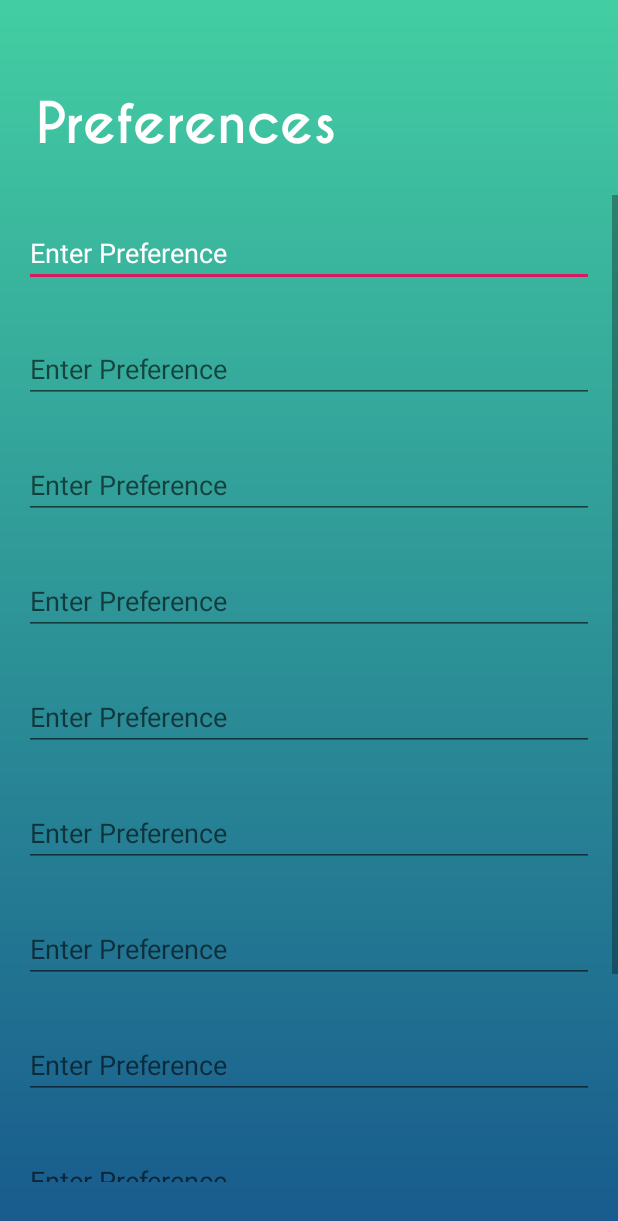
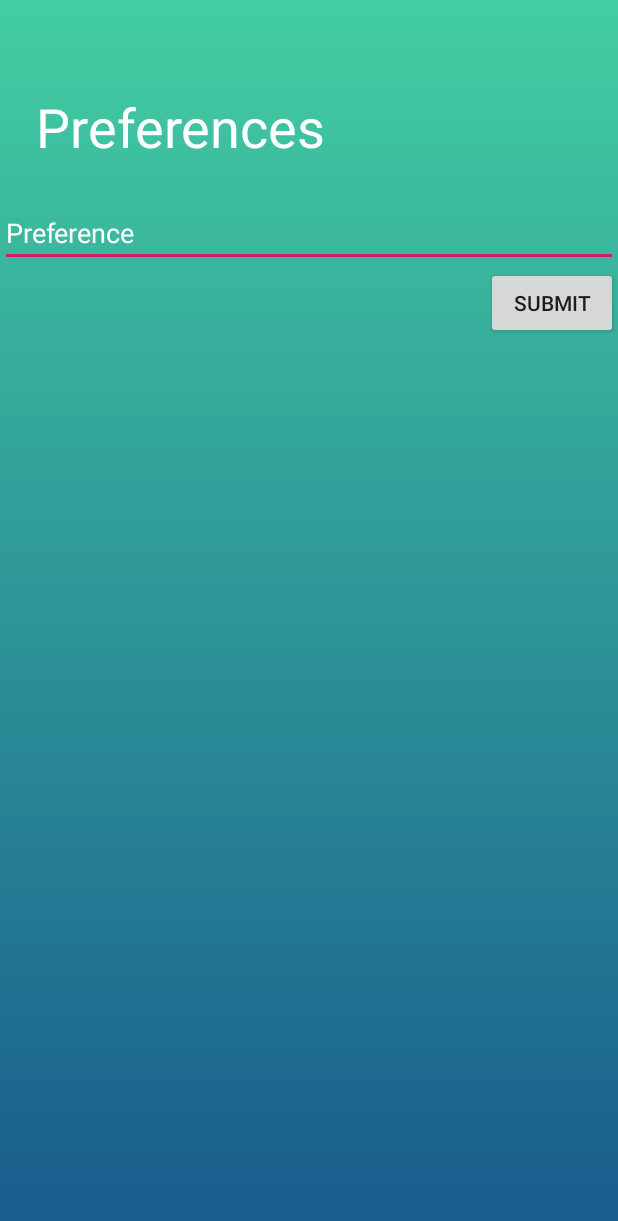
Before and after one commit to shivumgrover7/Drozee1.1, an Android app: the PreferencesActivity screen opened directly, with no data from a screen before it, on a phone screen of 412 x 824 dp. Shown: the top 1221 px of the screen. Run offline under Robolectric (Android 15) with nearby library versions, the phone set to English and light mode, and no system bars.

Commit message:
Update PreferencesActivity to use RecyclerView and Gradient

```diff
--- a/app/build.gradle
+++ b/app/build.gradle
@@ -22,6 +22,10 @@ dependencies {
     implementation fileTree(dir: 'libs', include: ['*.jar'])
     implementation 'com.android.support:appcompat-v7:27.1.1'
     implementation 'com.android.support.constraint:constraint-layout:1.1.3'
+    implementation 'com.android.support:recyclerview-v7:27.1.1'
+//    implementation 'com.android.support:recyclerview-v7:27.0.2'
+//    implementation 'com.android.support:recyclerview-v7:27.0.1'
+//    implementation 'com.android.support:recyclerview-v7:27.0.0'
     testImplementation 'junit:junit:4.12'
     androidTestImplementation 'com.android.support.test:runner:1.0.2'
     androidTestImplementation 'com.android.support.test.espresso:espresso-core:3.0.2'
--- a/app/src/main/java/com/drozee/drozeebvest/PreferencesActivity.java
+++ b/app/src/main/java/com/drozee/drozeebvest/PreferencesActivity.java
@@ -3,6 +3,8 @@ package com.drozee.drozeebvest;
 import android.graphics.Typeface;
 import android.support.v7.app.AppCompatActivity;
 import android.os.Bundle;
+import android.support.v7.widget.LinearLayoutManager;
+import android.support.v7.widget.RecyclerView;
 import android.view.View;
 import android.widget.Button;
 import android.widget.EditText;
@@ -11,53 +13,76 @@ import android.widget.TextView;
 import java.util.ArrayList;
 
 public class PreferencesActivity extends AppCompatActivity {
+    ArrayList<String> pref = new ArrayList<String>();
+    RecyclerViewAdapter viewAdapter = new RecyclerViewAdapter(this, pref);
 
     @Override
     protected void onCreate(Bundle savedInstanceState) {
         super.onCreate(savedInstanceState);
         setContentView(R.layout.activity_preferences);
-        //Set Custom Font
-        TextView prefTV = (TextView) findViewById(R.id.prefTV);
-        Typeface myCustomFont = Typeface.createFromAsset(getAssets(), "CaviarDreams_Bold.ttf");
-        prefTV.setTypeface(myCustomFont);
-        //Find Submit Button
-        Button submitPref = (Button)findViewById(R.id.prefSubmitbtn);
-        final ArrayList<String> preferences = new ArrayList<String>();
-        submitPref.setOnClickListener(new View.OnClickListener() {
+
+        RecyclerView recyclerView = (RecyclerView) findViewById(R.id.prefRV);
+        RecyclerView.LayoutManager mLayoutManager = new LinearLayoutManager(this);
+        recyclerView.setLayoutManager(mLayoutManager);
+        recyclerView.setAdapter(viewAdapter);
+
+        Button submit = (Button)findViewById(R.id.submitBTN);
+        final EditText prefET = (EditText)findViewById(R.id.prefET);
+        submit.setOnClickListener(new View.OnClickListener() {
             @Override
             public void onClick(View v) {
-
-                    EditText editText1 = (EditText)findViewById(R.id.ET1);
-                    preferences.add(editText1.getText().toString());
-
-                    EditText editText2 = (EditText)findViewById(R.id.ET2);
-                    preferences.add(editText2.getText().toString());
-
-                    EditText editText3 = (EditText)findViewById(R.id.ET3);
-                    preferences.add(editText3.getText().toString());
-
-                    EditText editText4 = (EditText)findViewById(R.id.ET4);
-                    preferences.add(editText4.getText().toString());
-
-                    EditText editText5 = (EditText)findViewById(R.id.ET5);
-                    preferences.add(editText5.getText().toString());
-
-                    EditText editText6 = (EditText)findViewById(R.id.ET6);
-                    preferences.add(editText6.getText().toString());
-
-                    EditText editText7 = (EditText)findViewById(R.id.ET7);
-                    preferences.add(editText7.getText().toString());
-
-                    EditText editText8 = (EditText)findViewById(R.id.ET8);
-                    preferences.add(editText8.getText().toString());
-
-                    EditText editText9 = (EditText)findViewById(R.id.ET9);
-                    preferences.add(editText9.getText().toString());
-
-                    EditText editText10 = (EditText)findViewById(R.id.ET10);
-                    preferences.add(editText10.getText().toString());
+                pref.add(prefET.getText().toString());
+                prefET.setText("");
+                viewAdapter.notifyDataSetChanged();
             }
         });
 
+
+
+
+
+        //Set Custom Font
+        //TextView prefTV = (TextView) findViewById(R.id.prefTV);
+        Typeface myCustomFont = Typeface.createFromAsset(getAssets(), "CaviarDreams_Bold.ttf");
+        //prefTV.setTypeface(myCustomFont);
+        //Find Submit Button
+//        Button submitPref = (Button)findViewById(R.id.prefSubmitbtn);
+//        final ArrayList<String> preferences = new ArrayList<String>();
+//        submitPref.setOnClickListener(new View.OnClickListener() {
+//            @Override
+//            public void onClick(View v) {
+//
+//                    EditText editText1 = (EditText)findViewById(R.id.ET1);
+//                    preferences.add(editText1.getText().toString());
+//
+//                    EditText editText2 = (EditText)findViewById(R.id.ET2);
+//                    preferences.add(editText2.getText().toString());
+//
+//                    EditText editText3 = (EditText)findViewById(R.id.ET3);
+//                    preferences.add(editText3.getText().toString());
+//
+//                    EditText editText4 = (EditText)findViewById(R.id.ET4);
+//                    preferences.add(editText4.getText().toString());
+//
+//                    EditText editText5 = (EditText)findViewById(R.id.ET5);
+//                    preferences.add(editText5.getText().toString());
+//
+//                    EditText editText6 = (EditText)findViewById(R.id.ET6);
+//                    preferences.add(editText6.getText().toString());
+//
+//                    EditText editText7 = (EditText)findViewById(R.id.ET7);
+//                    preferences.add(editText7.getText().toString());
+//
+//                    EditText editText8 = (EditText)findViewById(R.id.ET8);
+//                    preferences.add(editText8.getText().toString());
+//
+//                    EditText editText9 = (EditText)findViewById(R.id.ET9);
+//                    preferences.add(editText9.getText().toString());
+//
+//                    EditText editText10 = (EditText)findViewById(R.id.ET10);
+//                    preferences.add(editText10.getText().toString());
+//            }
+//        });
+
     }
 }
--- /dev/null
+++ b/app/src/main/java/com/drozee/drozeebvest/RecyclerViewAdapter.java
@@ -0,0 +1,52 @@
+package com.drozee.drozeebvest;
+
+import android.content.Context;
+import android.support.annotation.NonNull;
+import android.support.v7.widget.RecyclerView;
+import android.view.LayoutInflater;
+import android.view.View;
+import android.view.ViewGroup;
+import android.widget.CheckBox;
+import android.widget.TextView;
+
+import java.util.ArrayList;
+
+public class RecyclerViewAdapter extends RecyclerView.Adapter{
+    private Context mContext;
+    private ArrayList<String> preferences;
+
+
+
+    public class MyViewHolder extends RecyclerView.ViewHolder {
+        TextView pref;
+
+        public MyViewHolder(View view) {
+            super(view);
+            pref = (TextView) view.findViewById(R.id.prefTV);
+        }
+    }
+    public RecyclerViewAdapter(Context c, ArrayList<String> prefs) {
+        mContext = c;
+        preferences = prefs;
+    }
+
+    @NonNull
+    @Override
+    public RecyclerView.ViewHolder onCreateViewHolder(@NonNull ViewGroup parent, int viewType) {
+        final View itemView = LayoutInflater.from(parent.getContext())
+                .inflate(R.layout.list_item, parent, false);
+        return new MyViewHolder(itemView);
+    }
+
+
+    @Override
+    public void onBindViewHolder(final RecyclerView.ViewHolder holder, int position) {
+        TextView tv = holder.itemView.findViewById(R.id.prefTV);
+        tv.setText(preferences.get(position));
+    }
+
+    @Override
+    public int getItemCount() {
+        return preferences.size();
+    }
+}
--- a/app/src/main/res/layout/activity_preferences.xml
+++ b/app/src/main/res/layout/activity_preferences.xml
@@ -1,4 +1,121 @@
 <?xml version="1.0" encoding="utf-8"?>
+<!--<RelativeLayout xmlns:android="http://schemas.android.com/apk/res/android"-->
+    <!--xmlns:tools="http://schemas.android.com/tools"-->
+    <!--android:layout_width="match_parent"-->
+    <!--android:layout_height="match_parent"-->
+    <!--android:orientation="vertical"-->
+    <!--android:background="@drawable/gradientgreen"-->
+    <!--tools:context=".PreferencesActivity">-->
+
+    <!--<TextView-->
+        <!--android:id="@+id/prefTV"-->
+        <!--android:textColor="#FFFFFF"-->
+        <!--android:layout_width="match_parent"-->
+        <!--android:layout_marginTop="36sp"-->
+        <!--android:padding="24sp"-->
+        <!--android:layout_height="wrap_content"-->
+        <!--android:text="Preferences"-->
+        <!--android:textSize="36sp"/>-->
+
+    <!--<ScrollView-->
+        <!--android:id="@+id/scrollView"-->
+        <!--android:layout_width="match_parent"-->
+        <!--android:layout_height="match_parent"-->
+        <!--android:layout_marginBottom="36sp"-->
+        <!--android:layout_below="@id/prefTV">-->
+        <!--<RelativeLayout-->
+            <!--android:layout_width="match_parent"-->
+            <!--android:layout_height="wrap_content">-->
+        <!--<LinearLayout-->
+            <!--android:id="@+id/etLL"-->
+            <!--android:layout_width="match_parent"-->
+            <!--android:layout_height="wrap_content"-->
+            <!--android:orientation="vertical">-->
+
+            <!--<EditText-->
+                <!--android:id="@+id/ET1"-->
+                <!--android:layout_width="match_parent"-->
+                <!--android:layout_height="wrap_content"-->
+                <!--android:textColor="#FFFFFF"-->
+                <!--android:textColorHint="#FFFFFF"-->
+                <!--android:layout_margin="16sp"-->
+                <!--android:hint="Enter Preference" />-->
+
+            <!--<EditText-->
+                <!--android:id="@+id/ET2"-->
+                <!--android:layout_width="match_parent"-->
+                <!--android:layout_height="wrap_content"-->
+                <!--android:layout_margin="16sp"-->
+                <!--android:hint="Enter Preference" />-->
+
+            <!--<EditText-->
+                <!--android:id="@+id/ET3"-->
+                <!--android:layout_width="match_parent"-->
+                <!--android:layout_height="wrap_content"-->
+                <!--android:layout_margin="16sp"-->
+                <!--android:hint="Enter Preference" />-->
+
+            <!--<EditText-->
+                <!--android:id="@+id/ET4"-->
+                <!--android:layout_width="match_parent"-->
+                <!--android:layout_height="wrap_content"-->
+                <!--android:layout_margin="16sp"-->
+                <!--android:hint="Enter Preference" />-->
+
+            <!--<EditText-->
+                <!--android:id="@+id/ET5"-->
+                <!--android:layout_width="match_parent"-->
+                <!--android:layout_height="wrap_content"-->
+                <!--android:layout_margin="16sp"-->
+                <!--android:hint="Enter Preference" />-->
+
+            <!--<EditText-->
+                <!--android:id="@+id/ET6"-->
+                <!--android:layout_width="match_parent"-->
+                <!--android:layout_height="wrap_content"-->
+                <!--android:layout_margin="16sp"-->
+                <!--android:hint="Enter Preference" />-->
+
+            <!--<EditText-->
+                <!--android:id="@+id/ET7"-->
+                <!--android:layout_width="match_parent"-->
+                <!--android:layout_height="wrap_content"-->
+                <!--android:layout_margin="16sp"-->
+                <!--android:hint="Enter Preference" />-->
+
+            <!--<EditText-->
+                <!--android:id="@+id/ET8"-->
+                <!--android:layout_width="match_parent"-->
+                <!--android:layout_height="wrap_content"-->
+                <!--android:layout_margin="16sp"-->
+                <!--android:hint="Enter Preference" />-->
+
+            <!--<EditText-->
+                <!--android:id="@+id/ET9"-->
+                <!--android:layout_width="match_parent"-->
+                <!--android:layout_height="wrap_content"-->
+                <!--android:layout_margin="16sp"-->
+                <!--android:hint="Enter Preference" />-->
+
+            <!--<EditText-->
+                <!--android:id="@+id/ET10"-->
+                <!--android:layout_width="match_parent"-->
+                <!--android:layout_height="wrap_content"-->
+                <!--android:layout_margin="16sp"-->
+                <!--android:hint="Enter Preference" />-->
+        <!--</LinearLayout>-->
+            <!--<Button-->
+                <!--android:text="SUBMIT"-->
+                <!--android:id="@+id/prefSubmitbtn"-->
+                <!--android:layout_width="wrap_content"-->
+                <!--android:layout_height="wrap_content"-->
+                <!--android:layout_alignParentEnd="true"-->
+                <!--android:layout_below="@id/etLL"-->
+                <!--android:layout_marginBottom="12sp"/>-->
+        <!--</RelativeLayout>-->
+    <!--</ScrollView>-->
+
+<!--</RelativeLayout>-->
 <RelativeLayout xmlns:android="http://schemas.android.com/apk/res/android"
     xmlns:tools="http://schemas.android.com/tools"
     android:layout_width="match_parent"
@@ -17,102 +134,25 @@
     android:text="Preferences"
     android:textSize="36sp"/>
 
-    <ScrollView
-        android:id="@+id/scrollView"
-        android:layout_width="match_parent"
-        android:layout_height="match_parent"
-        android:layout_marginBottom="36sp"
-        android:layout_below="@id/prefTV">
-        <RelativeLayout
-            android:layout_width="match_parent"
-            android:layout_height="wrap_content">
-        <LinearLayout
-            android:id="@+id/etLL"
+    <EditText
+        android:hint="Preference"
+        android:textColorHint="@color/white"
+        android:id="@+id/prefET"
         android:layout_width="match_parent"
         android:layout_height="wrap_content"
-            android:orientation="vertical">
-
-            <EditText
-                android:id="@+id/ET1"
-                android:layout_width="match_parent"
-                android:layout_height="wrap_content"
-                android:textColor="#FFFFFF"
-                android:textColorHint="#FFFFFF"
-                android:layout_margin="16sp"
-                android:hint="Enter Preference" />
-
-            <EditText
-                android:id="@+id/ET2"
-                android:layout_width="match_parent"
-                android:layout_height="wrap_content"
-                android:layout_margin="16sp"
-                android:hint="Enter Preference" />
-
-            <EditText
-                android:id="@+id/ET3"
-                android:layout_width="match_parent"
-                android:layout_height="wrap_content"
-                android:layout_margin="16sp"
-                android:hint="Enter Preference" />
-
-            <EditText
-                android:id="@+id/ET4"
-                android:layout_width="match_parent"
-                android:layout_height="wrap_content"
-                android:layout_margin="16sp"
-                android:hint="Enter Preference" />
-
-            <EditText
-                android:id="@+id/ET5"
-                android:layout_width="match_parent"
-                android:layout_height="wrap_content"
-                android:layout_margin="16sp"
-                android:hint="Enter Preference" />
-
-            <EditText
-                android:id="@+id/ET6"
-                android:layout_width="match_parent"
-                android:layout_height="wrap_content"
-                android:layout_margin="16sp"
-                android:hint="Enter Preference" />
-
-            <EditText
-                android:id="@+id/ET7"
-                android:layout_width="match_parent"
-                android:layout_height="wrap_content"
-                android:layout_margin="16sp"
-                android:hint="Enter Preference" />
-
-            <EditText
-                android:id="@+id/ET8"
-                android:layout_width="match_parent"
-                android:layout_height="wrap_content"
-                android:layout_margin="16sp"
-                android:hint="Enter Preference" />
-
-            <EditText
-                android:id="@+id/ET9"
-                android:layout_width="match_parent"
-                android:layout_height="wrap_content"
-                android:layout_margin="16sp"
-                android:hint="Enter Preference" />
-
-            <EditText
-                android:id="@+id/ET10"
-                android:layout_width="match_parent"
-                android:layout_height="wrap_content"
-                android:layout_margin="16sp"
-                android:hint="Enter Preference" />
-        </LinearLayout>
+        android:layout_below="@id/prefTV"/>
     <Button
         android:text="SUBMIT"
-                android:id="@+id/prefSubmitbtn"
+        android:id="@+id/submitBTN"
         android:layout_width="wrap_content"
         android:layout_height="wrap_content"
-                android:layout_alignParentEnd="true"
-                android:layout_below="@id/etLL"
-                android:layout_marginBottom="12sp"/>
+        android:layout_below="@id/prefET"
+        android:layout_alignParentEnd="true"/>
+
+
+    <android.support.v7.widget.RecyclerView
+        android:id="@+id/prefRV"
+        android:layout_below="@id/submitBTN"
+        android:layout_width="match_parent"
+        android:layout_height="wrap_content" />
 </RelativeLayout>
-    </ScrollView>
-
-</RelativeLayout>
```
Also changed, not shown: app/src/main/res/drawable/gradient_list.xml (added, +7 -0 lines), app/src/main/res/layout/list_item.xml (added, +21 -0 lines). Lines whose indentation alone changed are shown as unchanged.
